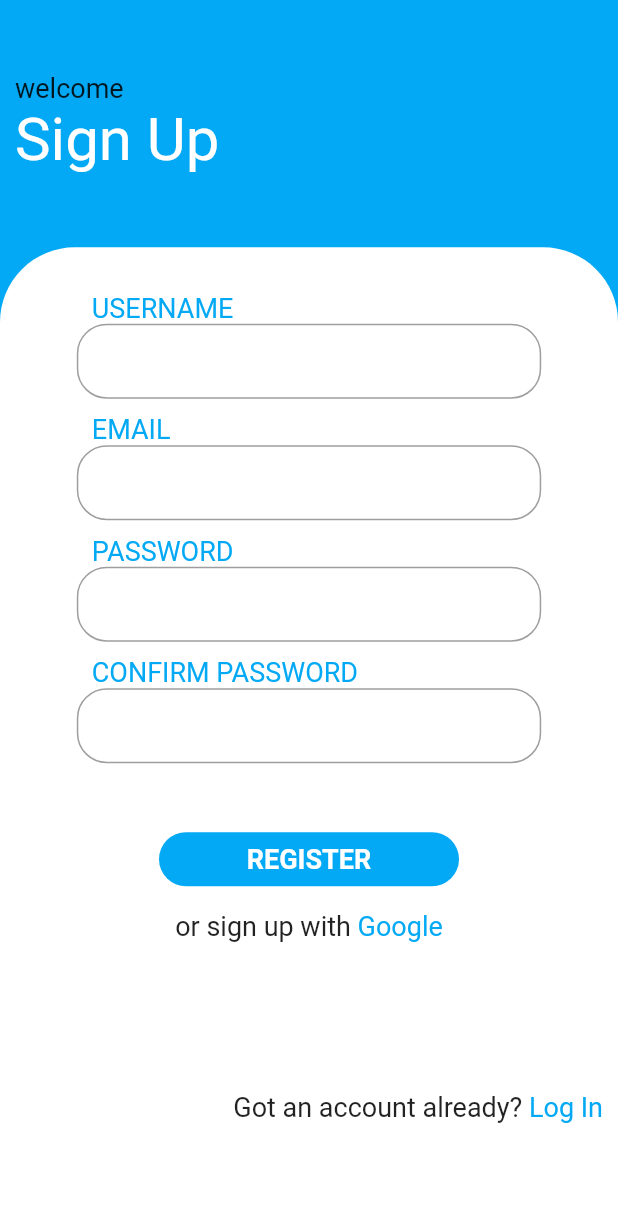
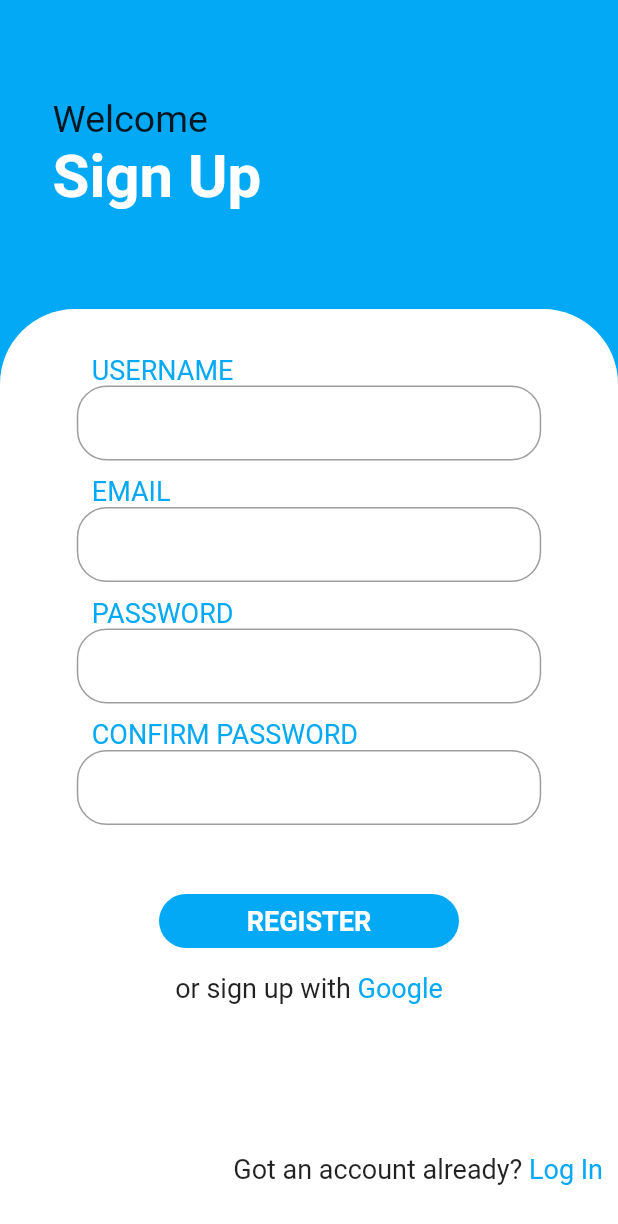
Before and after one commit to triggac4/youth-counsel, a Flutter app: the screen it shows after launch, on a phone screen of 412 x 824 dp. Shown: the top 1224 px of the screen. Run offline on Flutter 3.47's test engine with Material 2 defaults, Android fonts, the phone set to English and light mode, and no system bars.

Commit message:
changed height of container to deviceHeight * 0.25 and subseuently SignUpTextFields height

```diff
--- a/lib/screens/SignUpScreen/signUpScreen.dart
+++ b/lib/screens/SignUpScreen/signUpScreen.dart
@@ -19,25 +19,27 @@ class SignUpScreen extends StatelessWidget {
     return Column(mainAxisAlignment: MainAxisAlignment.end, children: [
       SingleChildScrollView(
         child: Container(
-          padding: EdgeInsets.symmetric(horizontal: 10),
+          padding: EdgeInsets.symmetric(horizontal: 35, vertical: 15),
           alignment: Alignment.centerLeft,
-          height: deviceHeight * 0.2,
+          height: deviceHeight * 0.25,
           child: Column(
             mainAxisAlignment: MainAxisAlignment.center,
             crossAxisAlignment: CrossAxisAlignment.start,
             children: [
-              Text('welcome', style: FontAsset.title),
+              Text('Welcome', style: FontAsset.welcomeTitle),
               Text(
                 'Sign Up',
-                style: FontAsset.unknownFont
-                    .copyWith(fontSize: 40, color: Colors.white),
+                style: FontAsset.unknownFont.copyWith(
+                    fontSize: 40,
+                    color: Colors.white,
+                    fontWeight: FontWeight.bold),
               ),
             ],
           ),
         ),
       ),
       SignUpTextFields(
-        deviceHeight - (deviceHeight * 0.2),
+        deviceHeight - (deviceHeight * 0.25),
       ),
     ]);
   }
```
